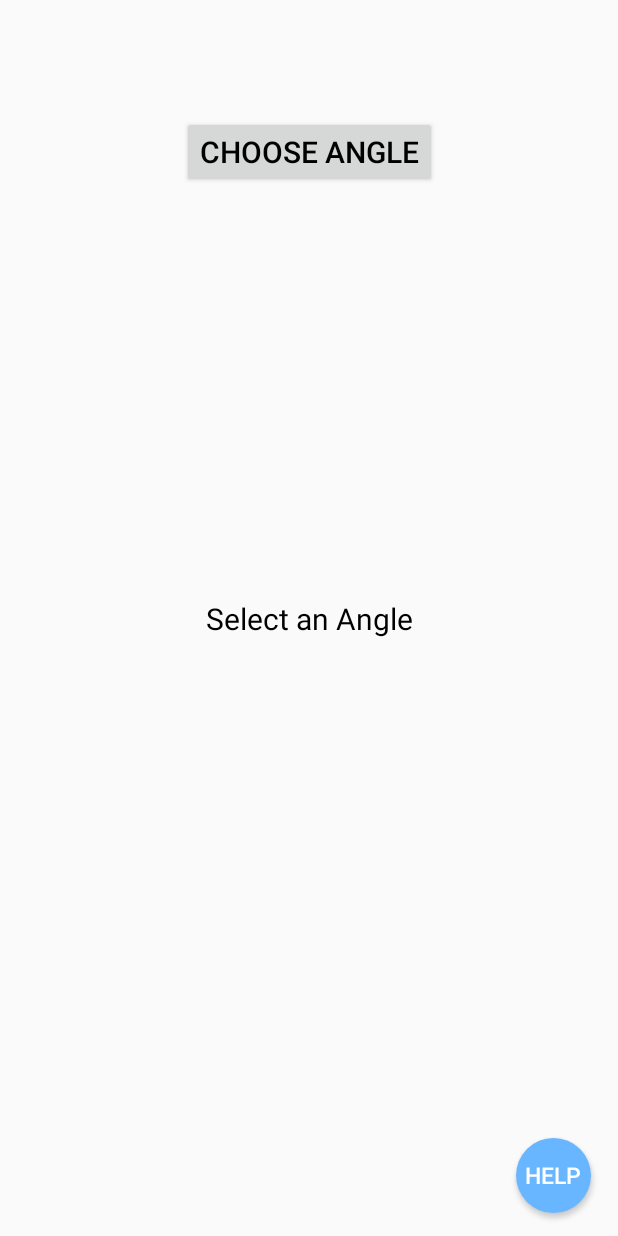
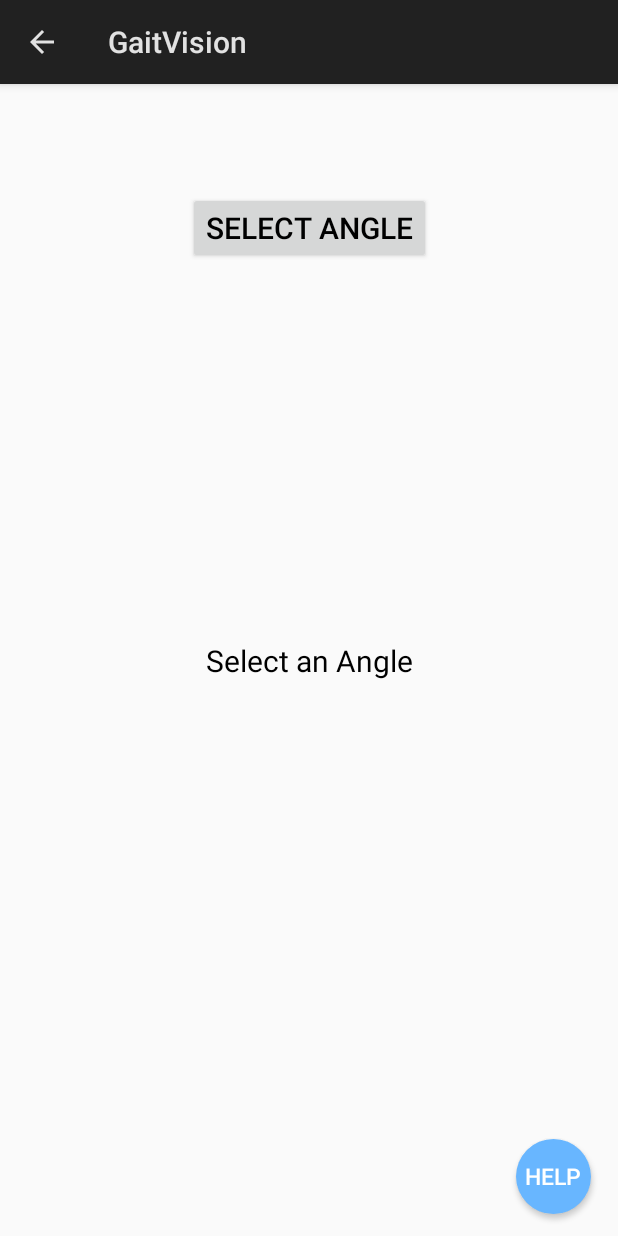
Before and after one commit to SrinivasaChivukula/Capstone---1-Project, an Android app built with Jetpack Compose: the SecondActivity screen opened directly, with no data from a screen before it, on a phone screen of 412 x 824 dp. Run offline under Robolectric (Android 15) with nearby library versions, the phone set to English and light mode, and no system bars.

Commit message:
misc update

```diff
--- a/app/src/main/java/GaitVision/com/SecondActivity.kt
+++ b/app/src/main/java/GaitVision/com/SecondActivity.kt
@@ -438,24 +438,6 @@ class SecondActivity : ComponentActivity() {
             popupMenu.show()
         }
 
-        /*val help02Btn = findViewById<Button>(R.id.help02_btn)
-        help02Btn.setOnClickListener{
-            val dialogBinding = layoutInflater.inflate(R.layout.help02_dialog, null)
-
-            val myDialog = Dialog(this)
-            myDialog.setContentView(dialogBinding)
-
-            myDialog.setCancelable(false)
-            myDialog.window?.setBackgroundDrawable(ColorDrawable(Color.TRANSPARENT))
-            myDialog.show()
-
-            val yes02Btn = dialogBinding.findViewById<Button>(R.id.help02_yes)
-            yes02Btn.setOnClickListener{
-                myDialog.dismiss()
-            }
-
-        }*/
-
         val sharedPref = getSharedPreferences("HelpPrefs", Context.MODE_PRIVATE)
         val isHelpShown = sharedPref.getBoolean("Help02Shown", false)
 
--- a/app/src/main/res/layout/activity_second.xml
+++ b/app/src/main/res/layout/activity_second.xml
@@ -11,7 +11,7 @@
         android:id="@+id/choose_agl_btn"
         android:layout_width="wrap_content"
         android:layout_height="wrap_content"
-        android:text="Choose Angle"
+        android:text="Select Angle"
         android:textColor="@color/black"
         android:textSize="20sp"
         app:layout_constraintBottom_toBottomOf="parent"
@@ -124,10 +124,9 @@
 
         <VideoView
             android:id="@+id/video_viewer"
-            android:layout_width="411dp"
-            android:layout_height="475dp"
-            android:visibility="invisible"
-            />
+            android:layout_width="fill_parent"
+            android:layout_height="fill_parent"
+            android:visibility="invisible" />
 
     </FrameLayout>
 
@@ -163,6 +162,4 @@
         app:layout_constraintVertical_bias="0.980"
         tools:ignore="HardcodedText" />
 
-
-
 </androidx.constraintlayout.widget.ConstraintLayout>
--- a/app/src/main/res/values/themes.xml
+++ b/app/src/main/res/values/themes.xml
@@ -2,7 +2,7 @@
 
 <resources>
 
-    <style name="Theme.GaitVision" parent="android:Theme.Material.Light.NoActionBar" >
+    <style name="Theme.GaitVision" parent="android:Theme.Material.Light.DarkActionBar">
         <item name = "colorPrimary">@color/black</item>
         <item name = "colorPrimaryVariant">@color/black</item>
         <item name = "colorOnPrimary">@color/black</item>
```
